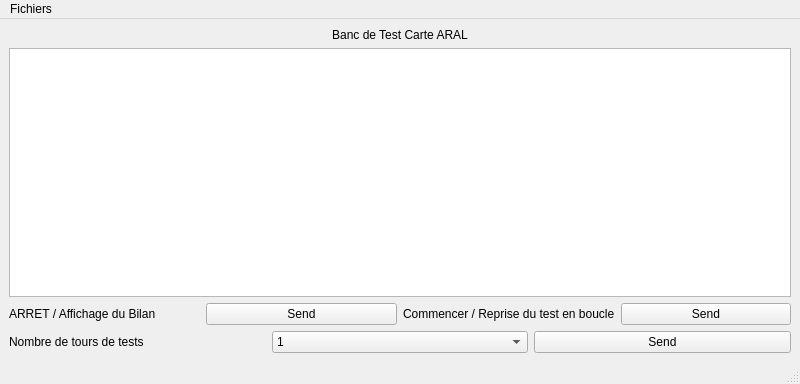
Old version of the form Logiciel Qt/Banc_de_test_ARAL/mainwindow.ui in the repository anasdtp/Aral.
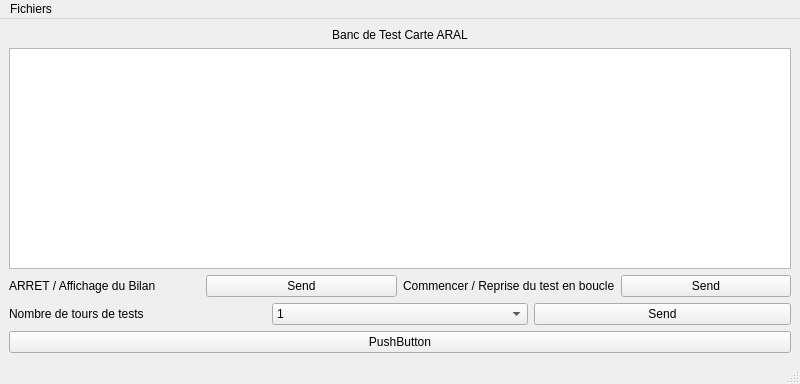
New version of the form.

Patch:
```diff
--- a/Logiciel Qt/Banc_de_test_ARAL/mainwindow.ui
+++ b/Logiciel Qt/Banc_de_test_ARAL/mainwindow.ui
@@ -160,6 +160,13 @@
       </item>
      </layout>
     </item>
+    <item>
+     <widget class="QPushButton" name="pushButton">
+      <property name="text">
+       <string>PushButton</string>
+      </property>
+     </widget>
+    </item>
    </layout>
   </widget>
   <widget class="QMenuBar" name="menubar">
```
